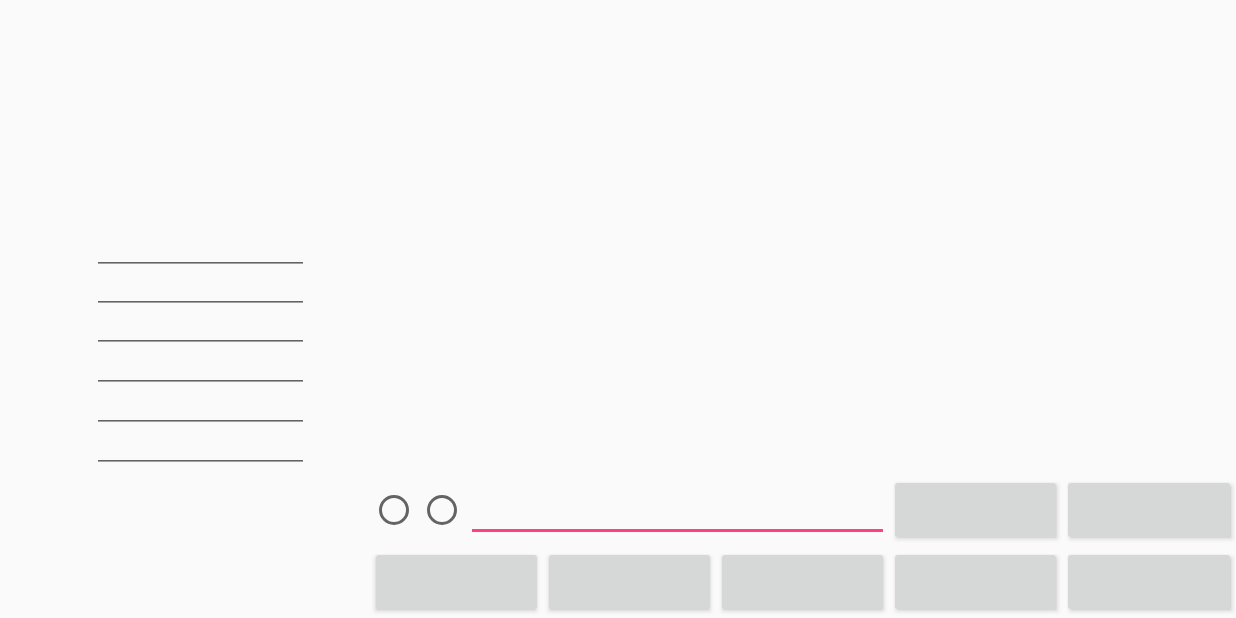
After one commit to kazimir-willems/SkinApp, an Android app: the VIPMainActivity screen opened directly, with no data from a screen before it, on a phone screen of 824 x 412 dp (held sideways). The commit adds this screen. Run offline under Robolectric (Android 15) with nearby library versions, the phone set to English and light mode, and no system bars.

Commit message:
- UI building

```diff
--- a/app/build.gradle
+++ b/app/build.gradle
@@ -24,8 +24,8 @@ dependencies {
     androidTestCompile('com.android.support.test.espresso:espresso-core:2.2.2', {
         exclude group: 'com.android.support', module: 'support-annotations'
     })
+    compile files('libs/butterknife-7.0.1.jar')
     compile 'com.android.support:appcompat-v7:26.+'
     compile 'com.android.support.constraint:constraint-layout:1.0.2'
     testCompile 'junit:junit:4.12'
-    compile files('libs/butterknife-7.0.1.jar')
 }
--- a/app/src/main/AndroidManifest.xml
+++ b/app/src/main/AndroidManifest.xml
@@ -8,7 +8,7 @@
         android:label="@string/app_name"
         android:roundIcon="@mipmap/ic_launcher_round"
         android:supportsRtl="true"
-        android:theme="@style/AppTheme">
+        android:theme="@style/AppTheme.NoActionBar">
         <activity
             android:name=".LoginActivity"
             android:screenOrientation="landscape">
@@ -18,7 +18,11 @@
                 <category android:name="android.intent.category.LAUNCHER" />
             </intent-filter>
         </activity>
-        <activity android:name=".MainActivity"
+        <activity
+            android:name=".MainActivity"
+            android:screenOrientation="landscape" />
+        <activity
+            android:name=".VIPMainActivity"
             android:screenOrientation="landscape"></activity>
     </application>
 
--- a/app/src/main/java/skinapp/luca/com/MainActivity.java
+++ b/app/src/main/java/skinapp/luca/com/MainActivity.java
@@ -1,7 +1,11 @@
 package skinapp.luca.com;
 
+import android.content.Intent;
 import android.support.v7.app.AppCompatActivity;
 import android.os.Bundle;
+
+import butterknife.ButterKnife;
+import butterknife.OnClick;
 
 public class MainActivity extends AppCompatActivity {
 
@@ -9,5 +13,14 @@ public class MainActivity extends AppCompatActivity {
     protected void onCreate(Bundle savedInstanceState) {
         super.onCreate(savedInstanceState);
         setContentView(R.layout.activity_main);
+
+        ButterKnife.bind(this);
+    }
+
+    @OnClick(R.id.btn_vip)
+    void onClickBtnVip() {
+        Intent intent = new Intent(MainActivity.this, VIPMainActivity.class);
+
+        startActivity(intent);
     }
 }
--- /dev/null
+++ b/app/src/main/java/skinapp/luca/com/VIPMainActivity.java
@@ -0,0 +1,13 @@
+package skinapp.luca.com;
+
+import android.support.v7.app.AppCompatActivity;
+import android.os.Bundle;
+
+public class VIPMainActivity extends AppCompatActivity {
+
+    @Override
+    protected void onCreate(Bundle savedInstanceState) {
+        super.onCreate(savedInstanceState);
+        setContentView(R.layout.activity_vipmain);
+    }
+}
--- a/app/src/main/res/layout/activity_main.xml
+++ b/app/src/main/res/layout/activity_main.xml
@@ -16,6 +16,7 @@
         android:layout_weight="0.3">
 
         <Button
+            android:id="@+id/btn_vip"
             android:layout_width="match_parent"
             android:layout_height="wrap_content"
             android:text="VIP"/>
--- /dev/null
+++ b/app/src/main/res/layout/activity_vipmain.xml
@@ -0,0 +1,256 @@
+<?xml version="1.0" encoding="utf-8"?>
+<RelativeLayout xmlns:android="http://schemas.android.com/apk/res/android"
+    xmlns:app="http://schemas.android.com/apk/res-auto"
+    xmlns:tools="http://schemas.android.com/tools"
+    android:layout_width="match_parent"
+    android:layout_height="match_parent"
+    tools:context="skinapp.luca.com.VIPMainActivity">
+
+    <LinearLayout
+        android:id="@+id/bottom_layout"
+        android:layout_width="match_parent"
+        android:layout_height="wrap_content"
+        android:layout_alignParentBottom="true"
+        android:orientation="horizontal"
+        android:gravity="right">
+
+        <View
+            android:layout_width="0dp"
+            android:layout_height="1dp"
+            android:layout_weight="0.3"/>
+
+        <LinearLayout
+            android:layout_width="0dp"
+            android:layout_height="wrap_content"
+            android:layout_weight="0.7"
+            android:orientation="vertical">
+
+            <LinearLayout
+                android:layout_width="match_parent"
+                android:layout_height="wrap_content"
+                android:orientation="horizontal">
+
+                <LinearLayout
+                    android:layout_width="0dp"
+                    android:layout_height="wrap_content"
+                    android:layout_weight="0.6"
+                    android:orientation="horizontal">
+
+                    <RadioButton
+                        android:layout_width="wrap_content"
+                        android:layout_height="wrap_content" />
+
+                    <RadioButton
+                        android:layout_width="wrap_content"
+                        android:layout_height="wrap_content" />
+
+                    <EditText
+                        android:layout_width="match_parent"
+                        android:layout_height="wrap_content" />
+                </LinearLayout>
+
+                <LinearLayout
+                    android:layout_width="0dp"
+                    android:layout_height="wrap_content"
+                    android:layout_weight="0.4"
+                    android:orientation="horizontal">
+
+                    <Button
+                        android:layout_width="wrap_content"
+                        android:layout_height="wrap_content"
+                        android:layout_weight="1"/>
+                    <Button
+                        android:layout_width="wrap_content"
+                        android:layout_height="wrap_content"
+                        android:layout_weight="1"/>
+
+                </LinearLayout>
+
+            </LinearLayout>
+
+            <LinearLayout
+                android:layout_width="match_parent"
+                android:layout_height="wrap_content"
+                android:orientation="horizontal">
+
+                <Button
+                    android:layout_width="wrap_content"
+                    android:layout_height="wrap_content"
+                    android:layout_weight="1"/>
+
+                <Button
+                    android:layout_width="wrap_content"
+                    android:layout_height="wrap_content"
+                    android:layout_weight="1"/>
+
+                <Button
+                    android:layout_width="wrap_content"
+                    android:layout_height="wrap_content"
+                    android:layout_weight="1"/>
+
+                <Button
+                    android:layout_width="wrap_content"
+                    android:layout_height="wrap_content"
+                    android:layout_weight="1"/>
+
+                <Button
+                    android:layout_width="wrap_content"
+                    android:layout_height="wrap_content"
+                    android:layout_weight="1"/>
+
+
+            </LinearLayout>
+        </LinearLayout>
+    </LinearLayout>
+
+    <LinearLayout
+        android:id="@+id/content_layout"
+        android:layout_width="match_parent"
+        android:layout_height="match_parent"
+        android:layout_above="@id/bottom_layout"
+        android:orientation="horizontal">
+
+        <LinearLayout
+            android:layout_width="0dp"
+            android:layout_height="match_parent"
+            android:layout_weight="0.25"
+            android:orientation="vertical">
+
+            <LinearLayout
+                android:layout_width="match_parent"
+                android:layout_height="0dp"
+                android:layout_weight="0.6"
+                android:orientation="horizontal">
+
+                <View
+                    android:layout_width="0dp"
+                    android:layout_height="match_parent"
+                    android:layout_weight="0.3"/>
+
+                <ImageView
+                    android:layout_width="0dp"
+                    android:layout_height="match_parent"
+                    android:layout_weight="0.7"/>
+
+            </LinearLayout>
+
+            <LinearLayout
+                android:layout_width="match_parent"
+                android:layout_height="0dp"
+                android:layout_weight="0.1"
+                android:orientation="horizontal">
+
+                <TextView
+                    android:layout_width="0dp"
+                    android:layout_height="wrap_content"
+                    android:layout_weight="0.3"/>
+
+                <EditText
+                    android:layout_width="0dp"
+                    android:layout_height="wrap_content"
+                    android:layout_weight="0.7"/>
+
+            </LinearLayout>
+
+            <LinearLayout
+                android:layout_width="match_parent"
+                android:layout_height="0dp"
+                android:layout_weight="0.1"
+                android:orientation="horizontal">
+
+                <TextView
+                    android:layout_width="0dp"
+                    android:layout_height="wrap_content"
+                    android:layout_weight="0.3"/>
+
+                <EditText
+                    android:layout_width="0dp"
+                    android:layout_height="wrap_content"
+                    android:layout_weight="0.7"/>
+
+            </LinearLayout>
+
+            <LinearLayout
+                android:layout_width="match_parent"
+                android:layout_height="0dp"
+                android:layout_weight="0.1"
+                android:orientation="horizontal">
+
+                <TextView
+                    android:layout_width="0dp"
+                    android:layout_height="wrap_content"
+                    android:layout_weight="0.3"/>
+
+                <EditText
+                    android:layout_width="0dp"
+                    android:layout_height="wrap_content"
+                    android:layout_weight="0.7"/>
+
+            </LinearLayout>
+
+            <LinearLayout
+                android:layout_width="match_parent"
+                android:layout_height="0dp"
+                android:layout_weight="0.1"
+                android:orientation="horizontal">
+
+                <TextView
+                    android:layout_width="0dp"
+                    android:layout_height="wrap_content"
+                    android:layout_weight="0.3"/>
+
+                <EditText
+                    android:layout_width="0dp"
+                    android:layout_height="wrap_content"
+                    android:layout_weight="0.7"/>
+
+            </LinearLayout>
+
+            <LinearLayout
+                android:layout_width="match_parent"
+                android:layout_height="0dp"
+                android:layout_weight="0.1"
+                android:orientation="horizontal">
+
+                <TextView
+                    android:layout_width="0dp"
+                    android:layout_height="wrap_content"
+                    android:layout_weight="0.3"/>
+
+                <EditText
+                    android:layout_width="0dp"
+                    android:layout_height="wrap_content"
+                    android:layout_weight="0.7"/>
+
+            </LinearLayout>
+
+            <LinearLayout
+                android:layout_width="match_parent"
+                android:layout_height="0dp"
+                android:layout_weight="0.1"
+                android:orientation="horizontal">
+
+                <TextView
+                    android:layout_width="0dp"
+                    android:layout_height="wrap_content"
+                    android:layout_weight="0.3"/>
+
+                <EditText
+                    android:layout_width="0dp"
+                    android:layout_height="wrap_content"
+                    android:layout_weight="0.7"/>
+
+            </LinearLayout>
+
+        </LinearLayout>
+
+        <LinearLayout
+            android:layout_width="0dp"
+            android:layout_height="match_parent"
+            android:layout_weight="0.75">
+
+        </LinearLayout>
+
+    </LinearLayout>
+
+</RelativeLayout>
--- a/app/src/main/res/values/styles.xml
+++ b/app/src/main/res/values/styles.xml
@@ -8,4 +8,9 @@
         <item name="colorAccent">@color/colorAccent</item>
     </style>
 
+    <style name="AppTheme.NoActionBar">
+        <item name="windowActionBar">false</item>
+        <item name="windowNoTitle">true</item>
+    </style>
+
 </resources>
```
